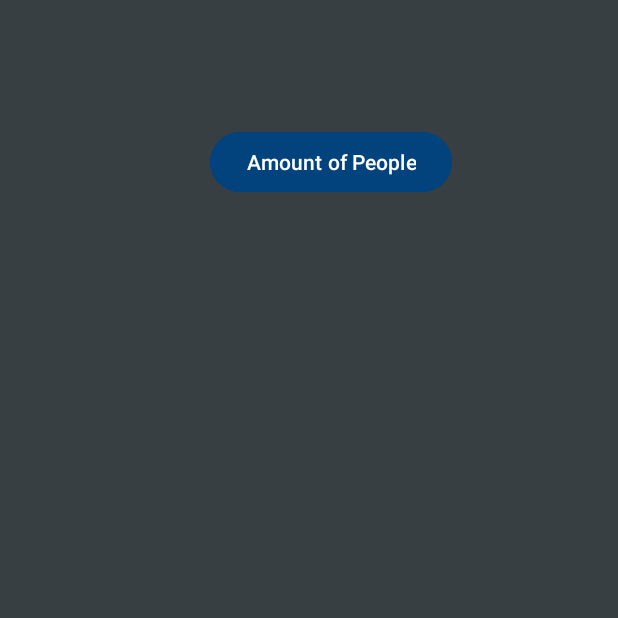
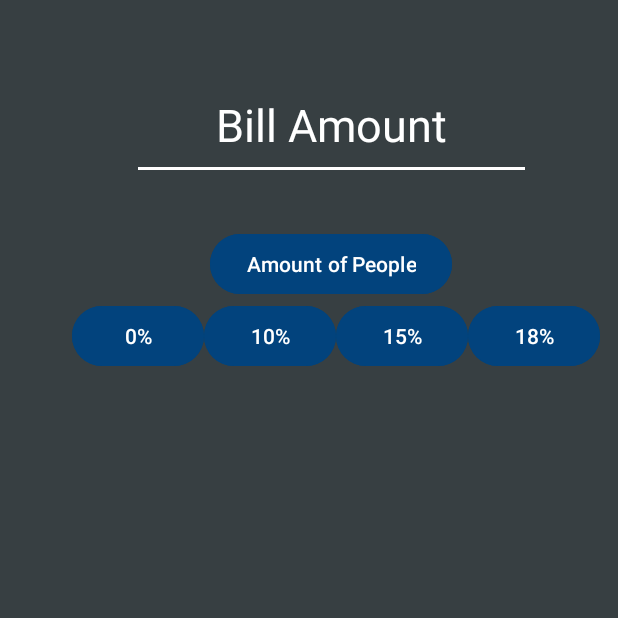
Before and after one commit to N0GN0l/Tip-Calculator, an Android app: the Unevenly_Split_Bill screen opened directly, with no data from a screen before it, on a phone screen of 412 x 824 dp, the top half of it. Run offline under Robolectric (Android 15) with nearby library versions, the phone set to English and light mode, and no system bars.

Commit message:
Copied over button functionality to input the bill amount and the tax percentage for the unevenly split bill activity

```diff
--- a/app/src/main/res/layout/activity_unevenly_split_bill.xml
+++ b/app/src/main/res/layout/activity_unevenly_split_bill.xml
@@ -10,11 +10,73 @@
 
 
     <Button
+        android:id="@+id/fifteen"
+        android:layout_width="wrap_content"
+        android:layout_height="wrap_content"
+        android:layout_marginStart="224dp"
+        android:layout_marginBottom="576dp"
+        android:backgroundTint="#02437D"
+        android:text="@string/_15"
+        app:layout_constraintBottom_toBottomOf="parent"
+        app:layout_constraintStart_toStartOf="parent" />
+
+    <Button
+        android:id="@+id/eighteen"
+        android:layout_width="wrap_content"
+        android:layout_height="wrap_content"
+        android:layout_marginStart="312dp"
+        android:layout_marginBottom="576dp"
+        android:backgroundTint="#02437D"
+        android:text="@string/_18"
+        app:layout_constraintBottom_toBottomOf="parent"
+        app:layout_constraintStart_toStartOf="parent" />
+
+    <Button
+        android:id="@+id/zero"
+        android:layout_width="wrap_content"
+        android:layout_height="wrap_content"
+        android:layout_marginStart="48dp"
+        android:layout_marginBottom="576dp"
+        android:backgroundTint="#02437D"
+
+        android:text="@string/_0"
+        app:layout_constraintBottom_toBottomOf="parent"
+        app:layout_constraintStart_toStartOf="parent" />
+
+    <Button
+        android:id="@+id/ten"
+        android:layout_width="wrap_content"
+        android:layout_height="wrap_content"
+        android:layout_marginStart="136dp"
+        android:layout_marginBottom="576dp"
+        android:backgroundTint="#02437D"
+        android:text="@string/_10"
+        app:layout_constraintBottom_toBottomOf="parent"
+        app:layout_constraintStart_toStartOf="parent" />
+
+    <EditText
+        android:id="@+id/billAmount"
+        android:layout_width="266dp"
+        android:layout_height="73dp"
+        android:layout_marginStart="88dp"
+        android:layout_marginBottom="704dp"
+        android:autofillHints=""
+        android:backgroundTint="@color/white"
+        android:ems="10"
+        android:hint="@string/bill_amount"
+        android:inputType="number"
+        android:textAlignment="center"
+        android:textColorHint="@color/white"
+        android:textSize="30sp"
+        app:layout_constraintBottom_toBottomOf="parent"
+        app:layout_constraintStart_toStartOf="parent" />
+
+    <Button
         android:id="@+id/ChangeNumberOfPeople"
         android:layout_width="wrap_content"
         android:layout_height="wrap_content"
         android:layout_marginStart="140dp"
-        android:layout_marginBottom="692dp"
+        android:layout_marginBottom="624dp"
         android:backgroundTint="#02437D"
         android:focusable="true"
         android:text="@string/amount_of_people"
```
Also changed, not shown: app/src/main/java/com/example/billcalc/MainActivity.java (+3 -6 lines), app/src/main/java/com/example/billcalc/Unevenly_Split_Bill.java (+71 -1 lines).
